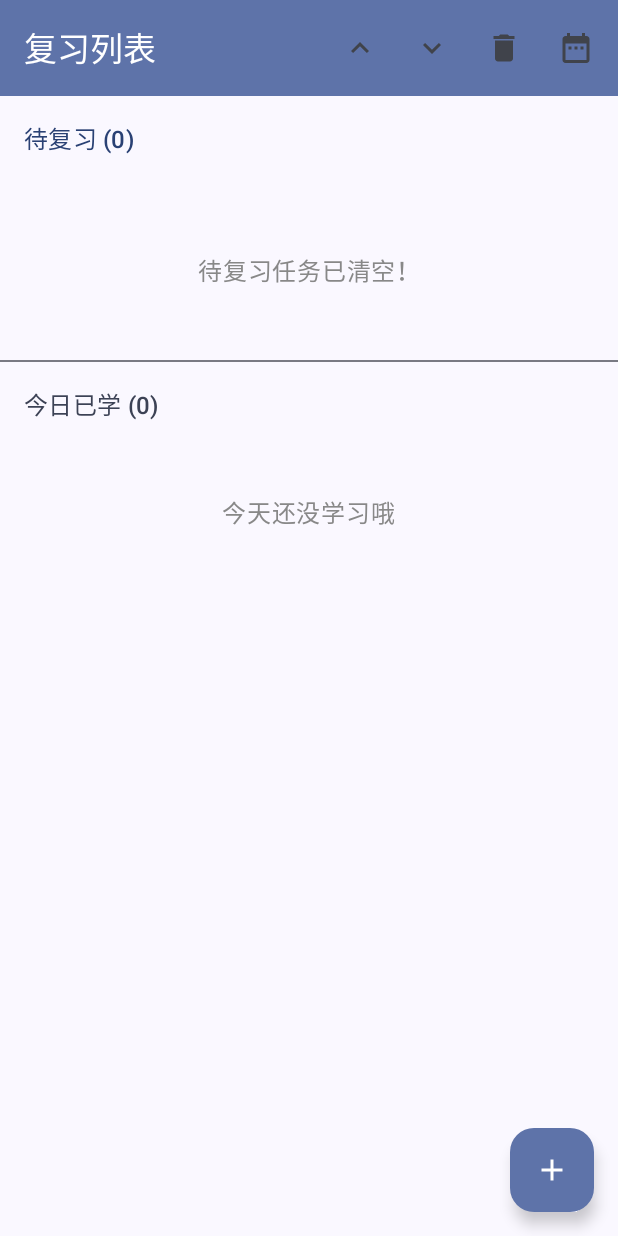
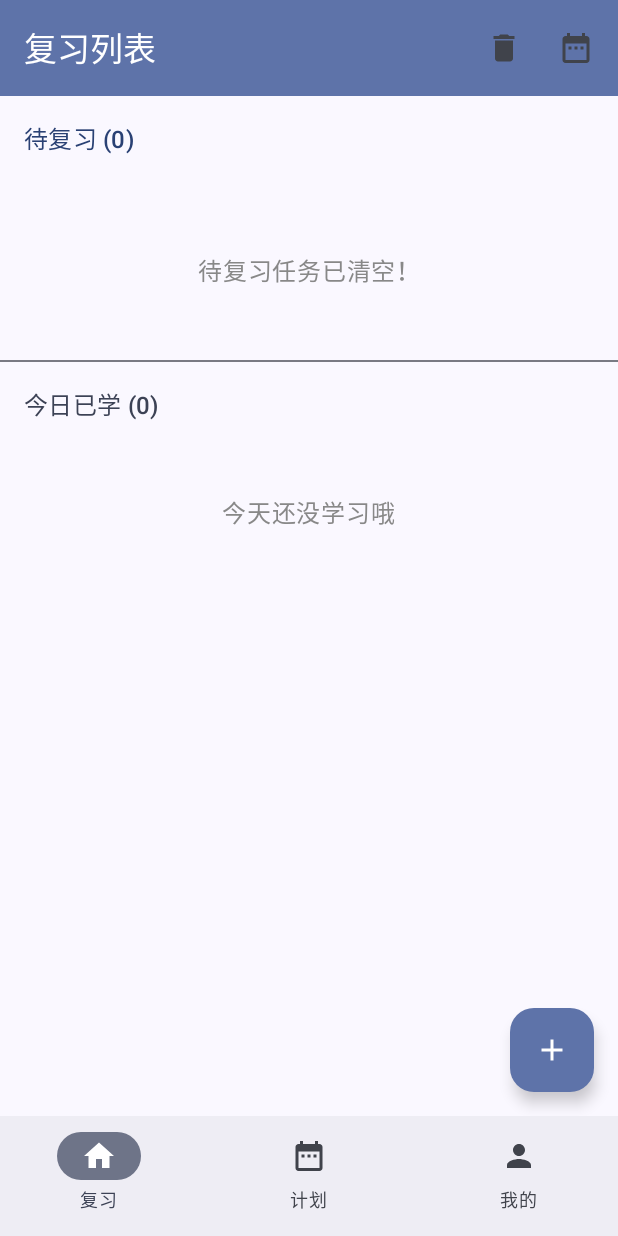
Before and after one commit to raink2026/EbbinghausReviewer, an Android app built with Jetpack Compose: the screen it shows after launch (MainActivity), on a phone screen of 412 x 824 dp. Run offline under Robolectric (Android 15) with nearby library versions, the phone set to English and light mode, and no system bars; our stand-ins replace Room's generated code; 1 statement that could not run was skipped.

Commit message:
feat: Implement bottom navigation bar
Adds a bottom navigation bar to the main screen with three tabs: "Review", "Plan", and "Profile".

- The "Review" tab displays the original home screen.
- The "Plan" and "Profile" tabs are new placeholder screens.
- Moves the data import/export functionality from the home screen to the profile screen.

```diff
--- a/app/src/main/java/com/ebbinghaus/review/MainActivity.kt
+++ b/app/src/main/java/com/ebbinghaus/review/MainActivity.kt
@@ -6,22 +6,8 @@ import android.widget.Toast
 import androidx.activity.ComponentActivity
 import androidx.activity.compose.setContent
 import androidx.activity.result.contract.ActivityResultContracts
-import androidx.compose.runtime.collectAsState
-import androidx.compose.runtime.getValue
 import androidx.lifecycle.lifecycleScope
-import androidx.lifecycle.viewmodel.compose.viewModel
-import androidx.navigation.NavHostController
-import androidx.navigation.NavType
-import androidx.navigation.compose.NavHost
-import androidx.navigation.compose.composable
-import androidx.navigation.compose.rememberNavController
-import androidx.navigation.navArgument
-import com.ebbinghaus.review.ui.AddItemScreen
-import com.ebbinghaus.review.ui.HistoryScreen
-import com.ebbinghaus.review.ui.HomeScreen
-import com.ebbinghaus.review.ui.MainViewModel
-import com.ebbinghaus.review.ui.ReviewScreen
-import com.ebbinghaus.review.ui.TrashScreen
+import com.ebbinghaus.review.ui.MainScreen
 import com.ebbinghaus.review.ui.theme.EbbinghausReviewTheme
 import androidx.compose.material3.MaterialTheme
 import androidx.compose.runtime.Composable
@@ -77,51 +63,8 @@ class MainActivity : ComponentActivity() {
 
         setContent {
             AppMaterialTheme {
-                val navController = rememberNavController()
-                val viewModel: MainViewModel = viewModel()
-                AppNavigation(navController, viewModel, this)
+                MainScreen(activity = this)
             }
-        }
-    }
-}
-
-@Composable
-fun AppNavigation(navController: NavHostController, viewModel: MainViewModel, activity: MainActivity) {
-    val dueItems by viewModel.dueItems.collectAsState()
-    val todayReviewedItems by viewModel.todayReviewedItems.collectAsState()
-
-    NavHost(navController = navController, startDestination = "home") {
-
-        composable("home") {
-            HomeScreen(
-                navController = navController,
-                viewModel = viewModel,
-                dueItems = dueItems,
-                todayReviewedItems = todayReviewedItems,
-                onExport = { activity.launchExport() },
-                onImport = { activity.launchImport() }
-            )
-        }
-
-        composable("add") {
-            AddItemScreen(navController, viewModel)
-        }
-
-        composable(
-            route = "review/{itemId}",
-            arguments = listOf(navArgument("itemId") { type = NavType.LongType })
-        ) { backStackEntry ->
-            val itemId = backStackEntry.arguments?.getLong("itemId") ?: 0L
-            ReviewScreen(navController, viewModel, itemId)
-        }
-
-        composable("history") {
-            HistoryScreen(navController, viewModel)
-        }
-
-        // 【新增】回收站路由
-        composable("trash") {
-            TrashScreen(navController, viewModel)
         }
     }
 }
--- /dev/null
+++ b/app/src/main/java/com/ebbinghaus/review/ui/MainScreen.kt
@@ -0,0 +1,108 @@
+package com.ebbinghaus.review.ui
+
+import androidx.compose.foundation.layout.padding
+import androidx.compose.material.icons.Icons
+import androidx.compose.material.icons.filled.DateRange
+import androidx.compose.material.icons.filled.Home
+import androidx.compose.material.icons.filled.Person
+import androidx.compose.material3.Icon
+import androidx.compose.material3.NavigationBar
+import androidx.compose.material3.NavigationBarItem
+import androidx.compose.material3.Scaffold
+import androidx.compose.material3.Text
+import androidx.compose.runtime.Composable
+import androidx.compose.runtime.collectAsState
+import androidx.compose.runtime.getValue
+import androidx.compose.ui.Modifier
+import androidx.compose.ui.graphics.vector.ImageVector
+import androidx.lifecycle.viewmodel.compose.viewModel
+import androidx.navigation.NavDestination.Companion.hierarchy
+import androidx.navigation.NavGraph.Companion.findStartDestination
+import androidx.navigation.NavType
+import androidx.navigation.compose.NavHost
+import androidx.navigation.compose.composable
+import androidx.navigation.compose.currentBackStackEntryAsState
+import androidx.navigation.compose.rememberNavController
+import androidx.navigation.navArgument
+import com.ebbinghaus.review.MainActivity
+
+sealed class Screen(val route: String, val label: String, val icon: ImageVector) {
+    object Home : Screen("home", "复习", Icons.Filled.Home)
+    object Plan : Screen("plan", "计划", Icons.Filled.DateRange)
+    object Profile : Screen("profile", "我的", Icons.Filled.Person)
+}
+
+val items = listOf(
+    Screen.Home,
+    Screen.Plan,
+    Screen.Profile,
+)
+
+@Composable
+fun MainScreen(activity: MainActivity) {
+    val navController = rememberNavController()
+    val viewModel: MainViewModel = viewModel()
+    val dueItems by viewModel.dueItems.collectAsState()
+    val todayReviewedItems by viewModel.todayReviewedItems.collectAsState()
+
+    Scaffold(
+        bottomBar = {
+            NavigationBar {
+                val navBackStackEntry by navController.currentBackStackEntryAsState()
+                val currentDestination = navBackStackEntry?.destination
+                items.forEach { screen ->
+                    NavigationBarItem(
+                        icon = { Icon(screen.icon, contentDescription = null) },
+                        label = { Text(screen.label) },
+                        selected = currentDestination?.hierarchy?.any { it.route == screen.route } == true,
+                        onClick = {
+                            navController.navigate(screen.route) {
+                                popUpTo(navController.graph.findStartDestination().id) {
+                                    saveState = true
+                                }
+                                launchSingleTop = true
+                                restoreState = true
+                            }
+                        }
+                    )
+                }
+            }
+        }
+    ) { innerPadding ->
+        NavHost(navController, startDestination = Screen.Home.route, Modifier.padding(innerPadding)) {
+            composable(Screen.Home.route) {
+                HomeScreen(
+                    navController = navController,
+                    viewModel = viewModel,
+                    dueItems = dueItems,
+                    todayReviewedItems = todayReviewedItems
+                )
+            }
+            composable(Screen.Plan.route) {
+                PlanScreen()
+            }
+            composable(Screen.Profile.route) {
+                ProfileScreen(
+                    onExport = { activity.launchExport() },
+                    onImport = { activity.launchImport() }
+                )
+            }
+            composable("add") {
+                AddItemScreen(navController, viewModel)
+            }
+            composable(
+                route = "review/{itemId}",
+                arguments = listOf(navArgument("itemId") { type = NavType.LongType })
+            ) { backStackEntry ->
+                val itemId = backStackEntry.arguments?.getLong("itemId") ?: 0L
+                ReviewScreen(navController, viewModel, itemId)
+            }
+            composable("history") {
+                HistoryScreen(navController, viewModel)
+            }
+            composable("trash") {
+                TrashScreen(navController, viewModel)
+            }
+        }
+    }
+}
--- a/app/src/main/java/com/ebbinghaus/review/ui/Screens.kt
+++ b/app/src/main/java/com/ebbinghaus/review/ui/Screens.kt
@@ -51,21 +51,13 @@ fun HomeScreen(
     navController: NavController,
     viewModel: MainViewModel,
     dueItems: List<ReviewItem>,
-    todayReviewedItems: List<ReviewItem>,
-    onExport: () -> Unit,
-    onImport: () -> Unit
+    todayReviewedItems: List<ReviewItem>
 ) {
     Scaffold(
         topBar = {
             TopAppBar(
                 title = { Text("复习列表") },
                 actions = {
-                    IconButton(onClick = onImport) {
-                        Icon(Icons.Default.KeyboardArrowUp, contentDescription = "Import")
-                    }
-                    IconButton(onClick = onExport) {
-                        Icon(Icons.Default.KeyboardArrowDown, contentDescription = "Export")
-                    }
                     // 回收站入口
                     IconButton(onClick = { navController.navigate("trash") }) {
                         Icon(Icons.Default.Delete, contentDescription = "Trash")
```
Also changed, not shown: app/src/main/java/com/ebbinghaus/review/ui/PlanScreen.kt (added, +18 -0 lines), app/src/main/java/com/ebbinghaus/review/ui/ProfileScreen.kt (added, +33 -0 lines).
